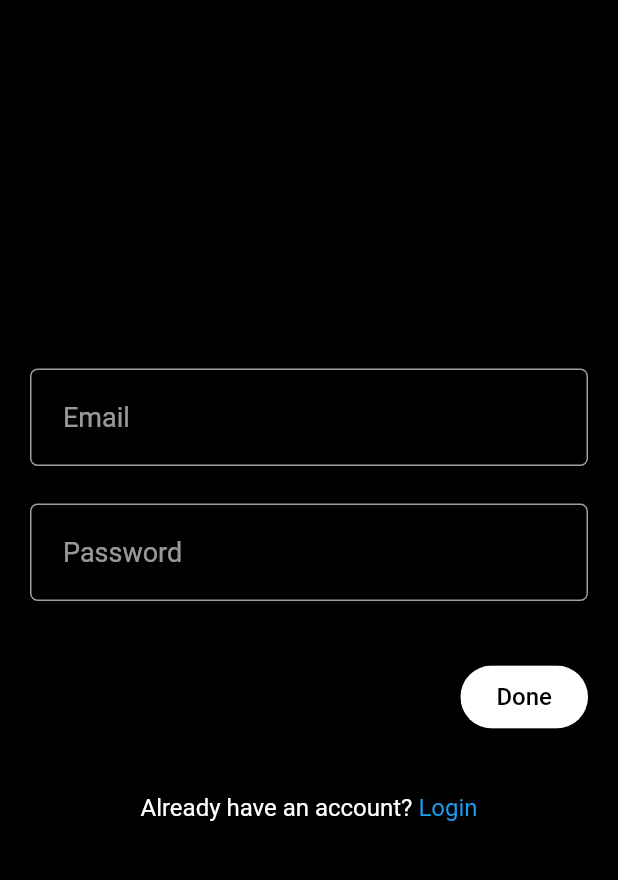
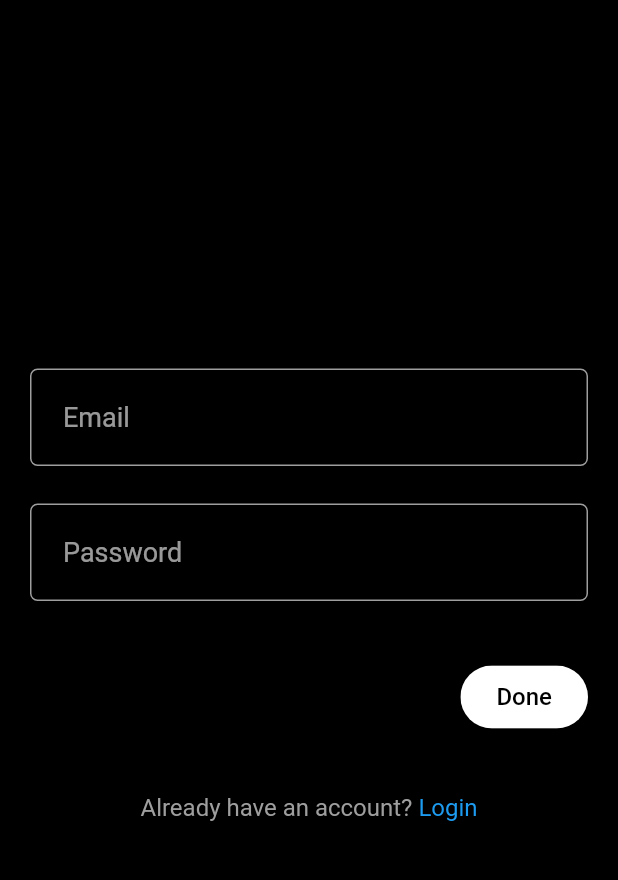
Before and after one commit to Josue0625/II_Parcial_Flutter, a Flutter app: the screen it shows after launch, on a phone screen of 412 x 824 dp, the part 65-945 px from its top. Run offline on Flutter 3.47's test engine with Material 2 defaults, Android fonts, the phone set to English and light mode, and no system bars; our stand-ins replace flutter_svg.

Commit message:
se cambio el color de los textos de tienen cuenta y no tienen cuenta, y ademàs se agrego un comentario a tener en cuenta sobre no recordar el navigator pasado

```diff
--- a/lib/features/auth/view/login_view.dart
+++ b/lib/features/auth/view/login_view.dart
@@ -66,7 +66,8 @@ class _LoginViewState extends State<LoginView> {
                 RichText(
                   text: TextSpan(
                       text: "Don't have an account?",
-                      style: const TextStyle(fontSize: 16),
+                      style: const TextStyle(
+                          fontSize: 16, color: Pallete.greyColor),
                       children: [
                         TextSpan(
                             text: ' Sign up',
@@ -75,6 +76,7 @@ class _LoginViewState extends State<LoginView> {
                             recognizer: TapGestureRecognizer()
                               ..onTap = () {
                                 Navigator.push(
+                                  // Tener en cuenta como olvidar el historial en flutter con navigator
                                   context,
                                   SignUpView.route(),
                                 );
--- a/lib/features/auth/view/signup_view.dart
+++ b/lib/features/auth/view/signup_view.dart
@@ -66,7 +66,8 @@ class _SignUpViewState extends State<SignUpView> {
                 RichText(
                   text: TextSpan(
                       text: "Already have an account?",
-                      style: const TextStyle(fontSize: 16),
+                      style: const TextStyle(
+                          fontSize: 16, color: Pallete.greyColor),
                       children: [
                         TextSpan(
                             text: ' Login',
--- a/lib/main.dart
+++ b/lib/main.dart
@@ -15,6 +15,7 @@ class MyApp extends StatelessWidget {
   Widget build(BuildContext context) {
     return MaterialApp(
       title: 'Flutter Demo',
+      debugShowCheckedModeBanner: false,
       theme: AppTheme.theme,
       home: const SignUpView(),
     );
```
